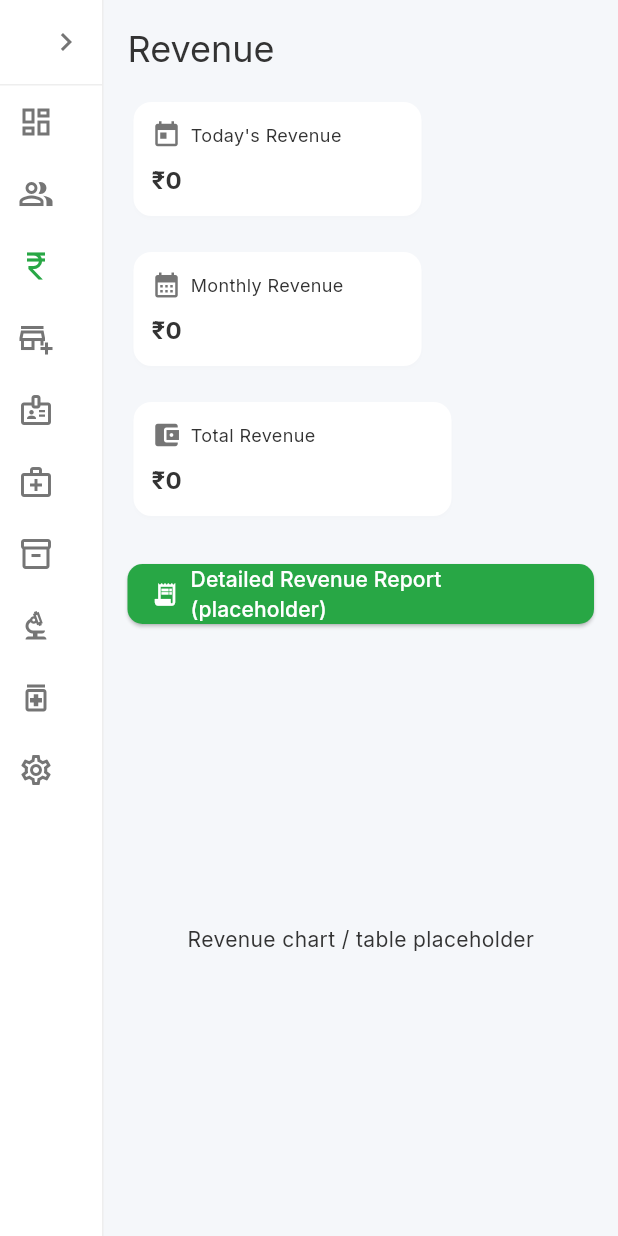
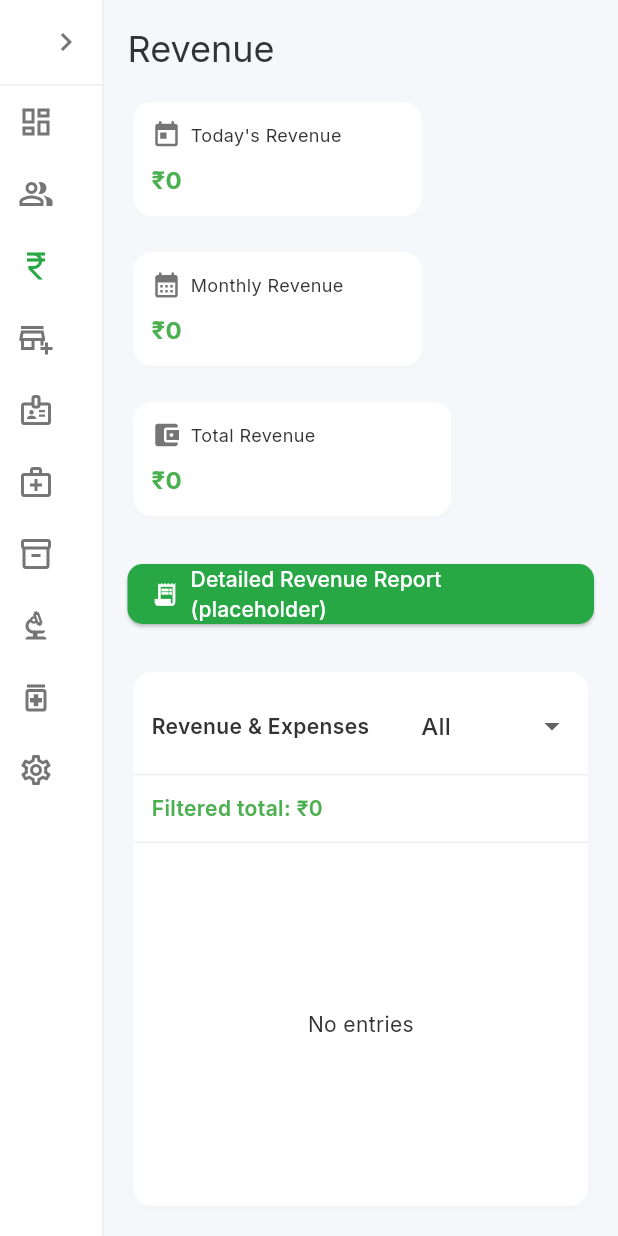
Before and after one commit to shawnsam890ai-ops/odontist-plus, a Flutter app: the DashboardPage screen opened by its route, after a tap on the "chevron left" icon, after a tap on the "people alt" icon, after a tap on the "currency rupee" icon, on a phone screen of 412 x 824 dp. Run offline on Flutter 3.47's test engine with Material 3 defaults, Android fonts, the phone set to English and light mode, and no system bars; our stand-ins replace file_picker, flutter_animate, flutter_svg, google_fonts, pdf, printing and 2 more; accounts and stored records are empty.

Commit message:
-ve Revenue update

```diff
--- a/lib/providers/revenue_provider.dart
+++ b/lib/providers/revenue_provider.dart
@@ -21,4 +21,9 @@ class RevenueProvider extends ChangeNotifier {
     await _repo.addEntry(patientId: patientId, description: description, amount: amount);
     notifyListeners();
   }
+
+  Future<void> removeByDescription(String description) async {
+    await _repo.removeByDescription(description);
+    notifyListeners();
+  }
 }
--- a/lib/repositories/revenue_repository.dart
+++ b/lib/repositories/revenue_repository.dart
@@ -37,5 +37,14 @@ class RevenueRepository {
     return entry;
   }
 
+  Future<int> removeByDescription(String description) async {
+    final before = _entries.length;
+    _entries.removeWhere((e) => e.description == description);
+    if (before != _entries.length) {
+      await _persist();
+    }
+    return before - _entries.length;
+  }
+
   double totalRevenue() => _entries.fold(0, (p, e) => p + e.amount);
 }
--- a/lib/ui/pages/attendance_view.dart
+++ b/lib/ui/pages/attendance_view.dart
@@ -2,6 +2,7 @@ import 'package:flutter/material.dart';
 import 'package:flutter/services.dart';
 import 'package:provider/provider.dart';
 import '../../providers/staff_attendance_provider.dart';
+import '../../providers/revenue_provider.dart';
 import '../../models/staff_member.dart';
 import 'package:url_launcher/url_launcher.dart';
 import 'package:pdf/widgets.dart' as pw;
@@ -285,13 +286,20 @@ class _MonthlyAttendanceViewState extends State<MonthlyAttendanceView> {
                         final confirm = await _confirmMarkPaid(selectedStaff, monthlySalary);
                         if (confirm == true) {
                           provider.markSalaryPaid(selectedStaff, _month.year, _month.month, amount: monthlySalary);
-                          setState(() {});
+                          // Post negative revenue entry for salary payout
+                          final desc = 'Staff Salary: $selectedStaff ${_month.year}-${_month.month.toString().padLeft(2,'0')}';
+                          final rev = context.read<RevenueProvider>();
+                          await rev.removeByDescription(desc); // dedupe if exists
+                          await rev.addRevenue(patientId: 'staff', description: desc, amount: -monthlySalary);
+                          if (mounted) setState(() {});
                         }
                       } else {
                         final confirm = await _confirmUnmarkPaid(selectedStaff);
                         if (confirm == true) {
                           provider.unmarkSalaryPaid(selectedStaff, _month.year, _month.month);
-                          setState(() {});
+                          final desc = 'Staff Salary: $selectedStaff ${_month.year}-${_month.month.toString().padLeft(2,'0')}';
+                          await context.read<RevenueProvider>().removeByDescription(desc);
+                          if (mounted) setState(() {});
                         }
                       }
                     },
--- a/lib/ui/pages/dashboard_page.dart
+++ b/lib/ui/pages/dashboard_page.dart
@@ -299,6 +299,7 @@ class _DashboardPageState extends State<DashboardPage> {
                 value: items[i].value,
                 subtitle: items[i].subtitle,
                 icon: items[i].icon,
+                valueColor: i == 0 ? (items[i].value >= 0 ? Colors.green : Colors.red) : null,
                 appearDelayMs: 60 * i,
               ),
             ),
@@ -334,15 +335,20 @@ class _DashboardPageState extends State<DashboardPage> {
         Text('Revenue', style: Theme.of(context).textTheme.headlineSmall),
         const SizedBox(height: 16),
         Wrap(spacing: 16, runSpacing: 16, children: [
-          _DashCard(title: "Today's Revenue", value: '₹${todaysRevenue.toStringAsFixed(0)}', icon: Icons.today, width: 200),
-          _DashCard(title: 'Monthly Revenue', value: '₹${monthlyRevenue.toStringAsFixed(0)}', icon: Icons.calendar_month, width: 200),
-          _DashCard(title: 'Total Revenue', value: '₹${revenueProvider.total.toStringAsFixed(0)}', icon: Icons.account_balance_wallet, width: 220),
+         _DashCard(title: "Today's Revenue", value: '₹${todaysRevenue.toStringAsFixed(0)}', icon: Icons.today, width: 200, valueColor: todaysRevenue >= 0 ? Colors.green : Colors.red),
+         _DashCard(title: 'Monthly Revenue', value: '₹${monthlyRevenue.toStringAsFixed(0)}', icon: Icons.calendar_month, width: 200, valueColor: monthlyRevenue >= 0 ? Colors.green : Colors.red),
+         _DashCard(title: 'Total Revenue', value: '₹${revenueProvider.total.toStringAsFixed(0)}', icon: Icons.account_balance_wallet, width: 220, valueColor: revenueProvider.total >= 0 ? Colors.green : Colors.red),
         ]),
         const SizedBox(height: 24),
         ElevatedButton.icon(
             onPressed: () {}, icon: const Icon(Icons.receipt_long), label: const Text('Detailed Revenue Report (placeholder)')),
         const SizedBox(height: 24),
-        Expanded(child: Center(child: Text('Revenue chart / table placeholder')))
+        Expanded(
+          child: Card(
+            clipBehavior: Clip.antiAlias,
+            child: _RevenueListPanel(),
+          ),
+        )
       ]),
     );
   }
@@ -911,6 +917,76 @@ class _DashboardPageState extends State<DashboardPage> {
   // ========= Reusable Dashboard Widgets =========
 }
 
+// ================= Revenue & Expenses Panel =================
+class _RevenueListPanel extends StatefulWidget {
+  @override
+  State<_RevenueListPanel> createState() => _RevenueListPanelState();
+}
+
+class _RevenueListPanelState extends State<_RevenueListPanel> {
+  String _filter = 'all'; // all | income | expense
+
+  @override
+  Widget build(BuildContext context) {
+    final provider = context.watch<RevenueProvider>();
+    var list = provider.entries.toList();
+    list.sort((a, b) => b.date.compareTo(a.date));
+    if (_filter == 'income') {
+      list = list.where((e) => e.amount > 0).toList();
+    } else if (_filter == 'expense') {
+      list = list.where((e) => e.amount < 0).toList();
+    }
+    final total = list.fold<double>(0, (p, e) => p + e.amount);
+    final color = total >= 0 ? Colors.green : Colors.red;
+
+    return Column(crossAxisAlignment: CrossAxisAlignment.start, children: [
+      Padding(
+        padding: const EdgeInsets.fromLTRB(12, 12, 12, 8),
+        child: Row(children: [
+          const Text('Revenue & Expenses', style: TextStyle(fontWeight: FontWeight.w600)),
+          const Spacer(),
+          DropdownButtonHideUnderline(
+            child: DropdownButton<String>(
+              value: _filter,
+              items: const [
+                DropdownMenuItem(value: 'all', child: Text('All')),
+                DropdownMenuItem(value: 'income', child: Text('Income')),
+                DropdownMenuItem(value: 'expense', child: Text('Expenses')),
+              ],
+              onChanged: (v) => setState(() => _filter = v ?? 'all'),
+            ),
+          ),
+        ]),
+      ),
+      const Divider(height: 1),
+      Padding(
+        padding: const EdgeInsets.all(12),
+        child: Text('Filtered total: ₹${total.toStringAsFixed(0)}', style: TextStyle(fontWeight: FontWeight.w600, color: color)),
+      ),
+      const Divider(height: 1),
+      Expanded(
+        child: list.isEmpty
+            ? const Center(child: Text('No entries'))
+            : ListView.separated(
+                itemCount: list.length,
+                separatorBuilder: (_, __) => const Divider(height: 1),
+                itemBuilder: (context, i) {
+                  final e = list[i];
+                  final dateStr = '${e.date.year}-${e.date.month.toString().padLeft(2, '0')}-${e.date.day.toString().padLeft(2, '0')}';
+                  final amtColor = e.amount >= 0 ? Colors.green : Colors.red;
+                  return ListTile(
+                    dense: true,
+                    title: Text(e.description, maxLines: 1, overflow: TextOverflow.ellipsis),
+                    subtitle: Text(dateStr + (e.patientId.isNotEmpty ? '  •  ${e.patientId}' : '')),
+                    trailing: Text((e.amount >= 0 ? '+' : '') + '₹${e.amount.toStringAsFixed(0)}', style: TextStyle(color: amtColor, fontWeight: FontWeight.w700)),
+                  );
+                },
+              ),
+      ),
+    ]);
+  }
+}
+
 // Attendance overview widget (read-only calendar) used in overview section
 class _AttendanceOverviewWidget extends StatefulWidget {
   @override
@@ -1187,7 +1263,8 @@ class _DashCard extends StatelessWidget {
   final String value;
   final IconData icon;
   final double width;
-  const _DashCard({required this.title, required this.value, required this.icon, this.width = 180});
+  final Color? valueColor;
+  const _DashCard({required this.title, required this.value, required this.icon, this.width = 180, this.valueColor});
 
   @override
   Widget build(BuildContext context) {
@@ -1200,7 +1277,7 @@ class _DashCard extends StatelessWidget {
           child: Column(crossAxisAlignment: CrossAxisAlignment.start, children: [
             Row(children: [Icon(icon, size: 20), const SizedBox(width: 6), Expanded(child: Text(title, style: const TextStyle(fontSize: 12)))]),
             const SizedBox(height: 8),
-            Text(value, style: Theme.of(context).textTheme.titleMedium?.copyWith(fontWeight: FontWeight.bold)),
+            Text(value, style: Theme.of(context).textTheme.titleMedium?.copyWith(fontWeight: FontWeight.bold, color: valueColor)),
           ]),
         ),
       ),
@@ -1214,7 +1291,8 @@ class _DashMetricCard extends StatefulWidget {
   final String? subtitle;
   final IconData icon;
   final int appearDelayMs;
-  const _DashMetricCard({Key? key, required this.title, required this.value, required this.icon, this.subtitle, this.appearDelayMs = 0}) : super(key: key);
+  final Color? valueColor;
+  const _DashMetricCard({Key? key, required this.title, required this.value, required this.icon, this.subtitle, this.appearDelayMs = 0, this.valueColor}) : super(key: key);
 
   @override
   State<_DashMetricCard> createState() => _DashMetricCardState();
@@ -1308,7 +1386,7 @@ class _DashMetricCardState extends State<_DashMetricCard> with SingleTickerProvi
                 final text = isInt ? v.toInt().toString() : '₹${v.toStringAsFixed(0)}';
                 return FittedBox(
                   alignment: Alignment.centerLeft,
-                  child: Text(text, style: Theme.of(context).textTheme.titleMedium?.copyWith(fontWeight: FontWeight.bold, color: accentColor)),
+                  child: Text(text, style: Theme.of(context).textTheme.titleMedium?.copyWith(fontWeight: FontWeight.bold, color: widget.valueColor ?? accentColor)),
                 );
               },
             ),
```
